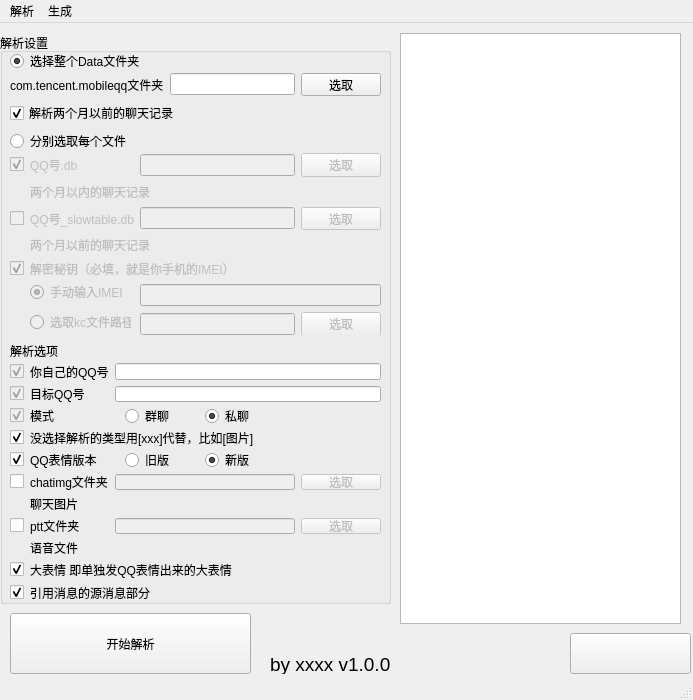
This is src/GUI/mainInterface.ui in Hakuuyosei/QQHistoryExport as Qt 5 draws it before an edit. The edited form follows.
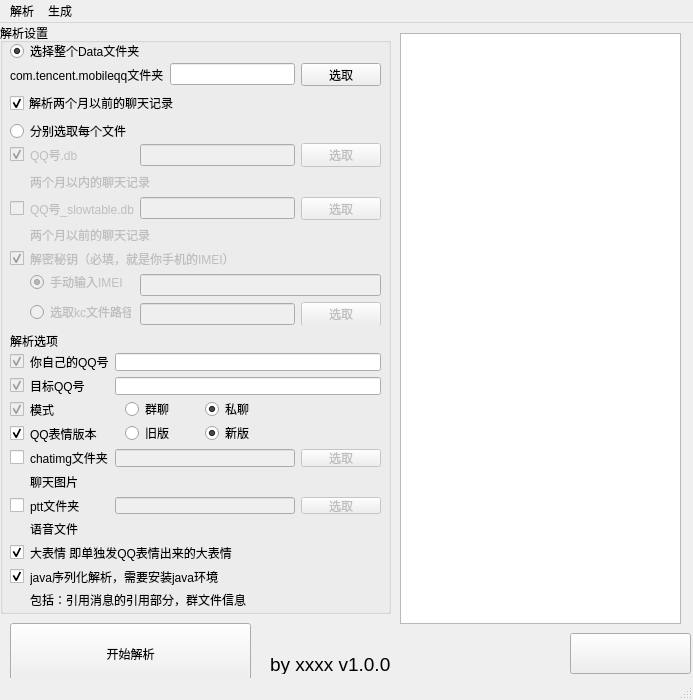
This is the edited form. Icons and pictures are not drawn.

Commit message: fix(settings,GUI):调整设置项

The edit to the form file:
```diff
--- a/src/GUI/mainInterface.ui
+++ b/src/GUI/mainInterface.ui
@@ -18,9 +18,9 @@
     <property name="geometry">
      <rect>
       <x>0</x>
-      <y>10</y>
+      <y>0</y>
       <width>391</width>
-      <height>571</height>
+      <height>591</height>
      </rect>
     </property>
     <property name="title">
@@ -80,41 +80,46 @@
        <x>10</x>
        <y>330</y>
        <width>371</width>
-       <height>237</height>
+       <height>255</height>
       </rect>
      </property>
      <layout class="QGridLayout" name="gridLayout_3">
-      <item row="8" column="3">
-       <widget class="QPushButton" name="pttPathSelectButton">
-        <property name="enabled">
-         <bool>false</bool>
-        </property>
-        <property name="font">
-         <font>
-          <pointsize>9</pointsize>
-         </font>
-        </property>
-        <property name="text">
-         <string>选取</string>
-        </property>
-       </widget>
-      </item>
       <item row="1" column="2" colspan="2">
        <widget class="QLineEdit" name="targetQQInputBox"/>
       </item>
-      <item row="2" column="1">
-       <widget class="QLabel" name="label_17">
-        <property name="font">
-         <font>
-          <pointsize>9</pointsize>
-         </font>
+      <item row="4" column="0">
+       <widget class="QCheckBox" name="QQemojiVerSelectBox">
+        <property name="enabled">
+         <bool>true</bool>
         </property>
         <property name="text">
-         <string>模式</string>
+         <string/>
         </property>
+        <property name="checked">
+         <bool>true</bool>
+        </property>
+        <property name="tristate">
+         <bool>false</bool>
+        </property>
        </widget>
       </item>
-      <item row="5" column="2" colspan="2">
+      <item row="5" column="0">
+       <widget class="QCheckBox" name="useImageSelectButton">
+        <property name="enabled">
+         <bool>true</bool>
+        </property>
+        <property name="text">
+         <string/>
+        </property>
+        <property name="checked">
+         <bool>false</bool>
+        </property>
+        <property name="tristate">
+         <bool>false</bool>
+        </property>
+       </widget>
+      </item>
+      <item row="4" column="2" colspan="2">
        <widget class="QWidget" name="modeSelectContainer_2" native="true">
         <widget class="QRadioButton" name="qqEmojiVerRadioButton1">
          <property name="geometry">
@@ -147,8 +152,8 @@
         </widget>
        </widget>
       </item>
-      <item row="4" column="0">
-       <widget class="QCheckBox" name="noNeedDisplaySelectButton">
+      <item row="9" column="0">
+       <widget class="QCheckBox" name="needMarketFaceSelectButton">
         <property name="enabled">
          <bool>true</bool>
         </property>
@@ -163,22 +168,68 @@
         </property>
        </widget>
       </item>
+      <item row="5" column="3">
+       <widget class="QPushButton" name="chatimgPathSelectButton">
+        <property name="enabled">
+         <bool>false</bool>
+        </property>
+        <property name="font">
+         <font>
+          <pointsize>9</pointsize>
+         </font>
+        </property>
+        <property name="text">
+         <string>选取</string>
+        </property>
+       </widget>
+      </item>
+      <item row="6" column="1" colspan="3">
+       <widget class="QLabel" name="label_10">
+        <property name="text">
+         <string>聊天图片</string>
+        </property>
+       </widget>
+      </item>
+      <item row="0" column="1">
+       <widget class="QLabel" name="label_15">
+        <property name="font">
+         <font>
+          <pointsize>9</pointsize>
+         </font>
+        </property>
+        <property name="text">
+         <string>你自己的QQ号</string>
+        </property>
+       </widget>
+      </item>
       <item row="5" column="1">
-       <widget class="QLabel" name="label_18">
+       <widget class="QLabel" name="label_12">
         <property name="font">
          <font>
           <pointsize>9</pointsize>
          </font>
         </property>
         <property name="text">
-         <string>QQ表情版本</string>
+         <string>chatimg文件夹</string>
         </property>
        </widget>
       </item>
-      <item row="0" column="0">
-       <widget class="QCheckBox" name="checkBox_9">
+      <item row="2" column="1">
+       <widget class="QLabel" name="label_17">
+        <property name="font">
+         <font>
+          <pointsize>9</pointsize>
+         </font>
+        </property>
+        <property name="text">
+         <string>模式</string>
+        </property>
+       </widget>
+      </item>
+      <item row="10" column="0">
+       <widget class="QCheckBox" name="needjavaDeserSelectButton">
         <property name="enabled">
-         <bool>false</bool>
+         <bool>true</bool>
         </property>
         <property name="text">
          <string/>
@@ -191,7 +242,14 @@
         </property>
        </widget>
       </item>
-      <item row="8" column="1">
+      <item row="11" column="1" colspan="3">
+       <widget class="QLabel" name="label_20">
+        <property name="text">
+         <string>包括：引用消息的引用部分，群文件信息</string>
+        </property>
+       </widget>
+      </item>
+      <item row="7" column="1">
        <widget class="QLabel" name="label_13">
         <property name="font">
          <font>
@@ -203,22 +261,32 @@
         </property>
        </widget>
       </item>
-      <item row="7" column="1" colspan="3">
-       <widget class="QLabel" name="label_10">
-        <property name="text">
-         <string>聊天图片</string>
+      <item row="7" column="2">
+       <widget class="QLineEdit" name="pttPathInputBox">
+        <property name="enabled">
+         <bool>false</bool>
         </property>
        </widget>
       </item>
-      <item row="4" column="1" colspan="3">
-       <widget class="QLabel" name="label_19">
+      <item row="1" column="1">
+       <widget class="QLabel" name="label_16">
         <property name="font">
          <font>
           <pointsize>9</pointsize>
          </font>
         </property>
         <property name="text">
-         <string>没选择解析的类型用[xxx]代替，比如[图片]</string>
+         <string>目标QQ号</string>
+        </property>
+       </widget>
+      </item>
+      <item row="0" column="2" colspan="2">
+       <widget class="QLineEdit" name="selfQQInputBox"/>
+      </item>
+      <item row="5" column="2">
+       <widget class="QLineEdit" name="chatimgPathInputBox">
+        <property name="enabled">
+         <bool>false</bool>
         </property>
        </widget>
       </item>
@@ -255,6 +323,38 @@
         </widget>
        </widget>
       </item>
+      <item row="7" column="0">
+       <widget class="QCheckBox" name="usePttCheckBox">
+        <property name="enabled">
+         <bool>true</bool>
+        </property>
+        <property name="text">
+         <string/>
+        </property>
+        <property name="checked">
+         <bool>false</bool>
+        </property>
+        <property name="tristate">
+         <bool>false</bool>
+        </property>
+       </widget>
+      </item>
+      <item row="0" column="0">
+       <widget class="QCheckBox" name="checkBox_9">
+        <property name="enabled">
+         <bool>false</bool>
+        </property>
+        <property name="text">
+         <string/>
+        </property>
+        <property name="checked">
+         <bool>true</bool>
+        </property>
+        <property name="tristate">
+         <bool>false</bool>
+        </property>
+       </widget>
+      </item>
       <item row="2" column="0">
        <widget class="QCheckBox" name="checkBox_11">
         <property name="enabled">
@@ -271,6 +371,13 @@
         </property>
        </widget>
       </item>
+      <item row="9" column="1" colspan="3">
+       <widget class="QLabel" name="label_11">
+        <property name="text">
+         <string>大表情 即单独发QQ表情出来的大表情</string>
+        </property>
+       </widget>
+      </item>
       <item row="1" column="0">
        <widget class="QCheckBox" name="checkBox_10">
         <property name="enabled">
@@ -287,32 +394,8 @@
         </property>
        </widget>
       </item>
-      <item row="6" column="1">
-       <widget class="QLabel" name="label_12">
-        <property name="font">
-         <font>
-          <pointsize>9</pointsize>
-         </font>
-        </property>
-        <property name="text">
-         <string>chatimg文件夹</string>
-        </property>
-       </widget>
-      </item>
-      <item row="1" column="1">
-       <widget class="QLabel" name="label_16">
-        <property name="font">
-         <font>
-          <pointsize>9</pointsize>
-         </font>
-        </property>
-        <property name="text">
-         <string>目标QQ号</string>
-        </property>
-       </widget>
-      </item>
-      <item row="6" column="3">
-       <widget class="QPushButton" name="chatimgPathSelectButton">
+      <item row="7" column="3">
+       <widget class="QPushButton" name="pttPathSelectButton">
         <property name="enabled">
          <bool>false</bool>
         </property>
@@ -326,130 +409,26 @@
         </property>
        </widget>
       </item>
-      <item row="6" column="2">
-       <widget class="QLineEdit" name="chatimgPathInputBox">
-        <property name="enabled">
-         <bool>false</bool>
-        </property>
-       </widget>
-      </item>
-      <item row="8" column="2">
-       <widget class="QLineEdit" name="pttPathInputBox">
-        <property name="enabled">
-         <bool>false</bool>
-        </property>
-       </widget>
-      </item>
-      <item row="0" column="1">
-       <widget class="QLabel" name="label_15">
+      <item row="4" column="1">
+       <widget class="QLabel" name="label_18">
         <property name="font">
          <font>
           <pointsize>9</pointsize>
          </font>
         </property>
         <property name="text">
-         <string>你自己的QQ号</string>
-        </property>
-       </widget>
-      </item>
-      <item row="5" column="0">
-       <widget class="QCheckBox" name="QQemojiVerSelectBox">
-        <property name="enabled">
-         <bool>true</bool>
-        </property>
-        <property name="text">
-         <string/>
-        </property>
-        <property name="checked">
-         <bool>true</bool>
-        </property>
-        <property name="tristate">
-         <bool>false</bool>
-        </property>
-       </widget>
-      </item>
-      <item row="6" column="0">
-       <widget class="QCheckBox" name="useImageSelectButton">
-        <property name="enabled">
-         <bool>true</bool>
-        </property>
-        <property name="text">
-         <string/>
-        </property>
-        <property name="checked">
-         <bool>false</bool>
-        </property>
-        <property name="tristate">
-         <bool>false</bool>
-        </property>
-       </widget>
-      </item>
-      <item row="0" column="2" colspan="2">
-       <widget class="QLineEdit" name="selfQQInputBox"/>
-      </item>
-      <item row="8" column="0">
-       <widget class="QCheckBox" name="usePttCheckBox">
-        <property name="enabled">
-         <bool>true</bool>
-        </property>
-        <property name="text">
-         <string/>
-        </property>
-        <property name="checked">
-         <bool>false</bool>
-        </property>
-        <property name="tristate">
-         <bool>false</bool>
-        </property>
-       </widget>
-      </item>
-      <item row="10" column="0">
-       <widget class="QCheckBox" name="needMarketFaceSelectButton">
-        <property name="enabled">
-         <bool>true</bool>
-        </property>
-        <property name="text">
-         <string/>
-        </property>
-        <property name="checked">
-         <bool>true</bool>
-        </property>
-        <property name="tristate">
-         <bool>false</bool>
+         <string>QQ表情版本</string>
         </property>
        </widget>
       </item>
       <item row="10" column="1" colspan="3">
-       <widget class="QLabel" name="label_11">
-        <property name="text">
-         <string>大表情 即单独发QQ表情出来的大表情</string>
-        </property>
-       </widget>
-      </item>
-      <item row="11" column="0">
-       <widget class="QCheckBox" name="needReplyMsgSelectButton">
-        <property name="enabled">
-         <bool>true</bool>
-        </property>
-        <property name="text">
-         <string/>
-        </property>
-        <property name="checked">
-         <bool>true</bool>
-        </property>
-        <property name="tristate">
-         <bool>false</bool>
-        </property>
-       </widget>
-      </item>
-      <item row="11" column="1" colspan="3">
        <widget class="QLabel" name="label_14">
         <property name="text">
-         <string>引用消息的源消息部分</string>
+         <string>java序列化解析，需要安装java环境</string>
         </property>
        </widget>
       </item>
-      <item row="9" column="1" colspan="2">
+      <item row="8" column="1" colspan="3">
        <widget class="QLabel" name="label_9">
         <property name="text">
          <string>语音文件</string>
@@ -795,7 +774,7 @@
     <property name="geometry">
      <rect>
       <x>10</x>
-      <y>590</y>
+      <y>600</y>
       <width>241</width>
       <height>61</height>
      </rect>
```
The commit also changes 3 other files.
